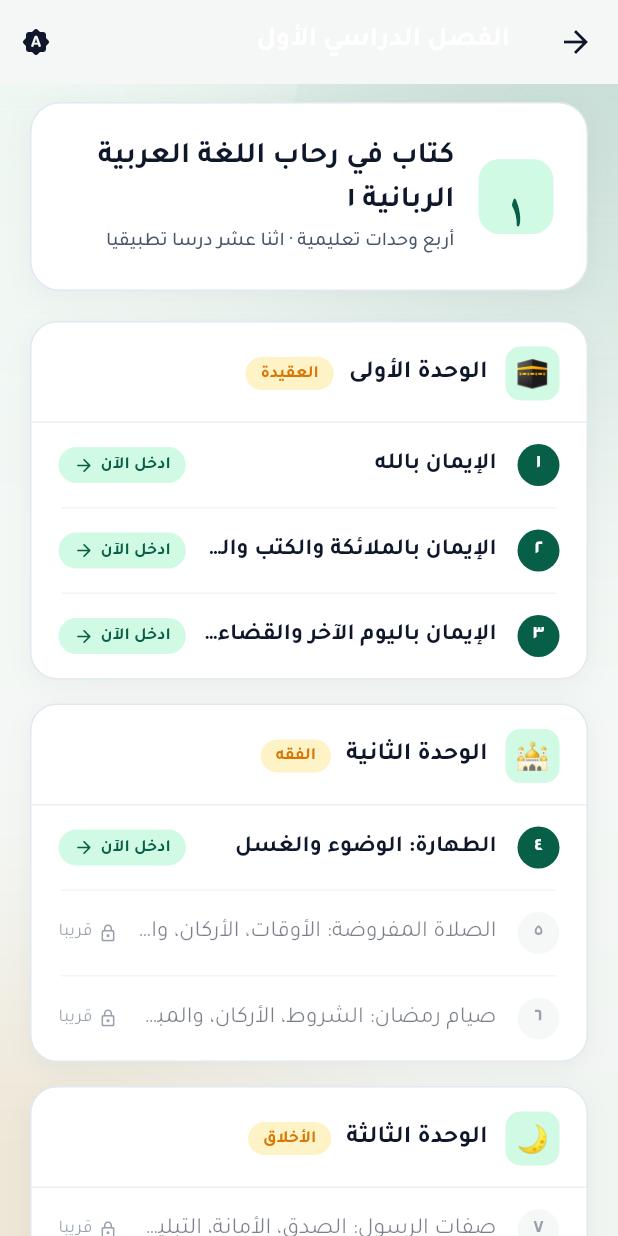
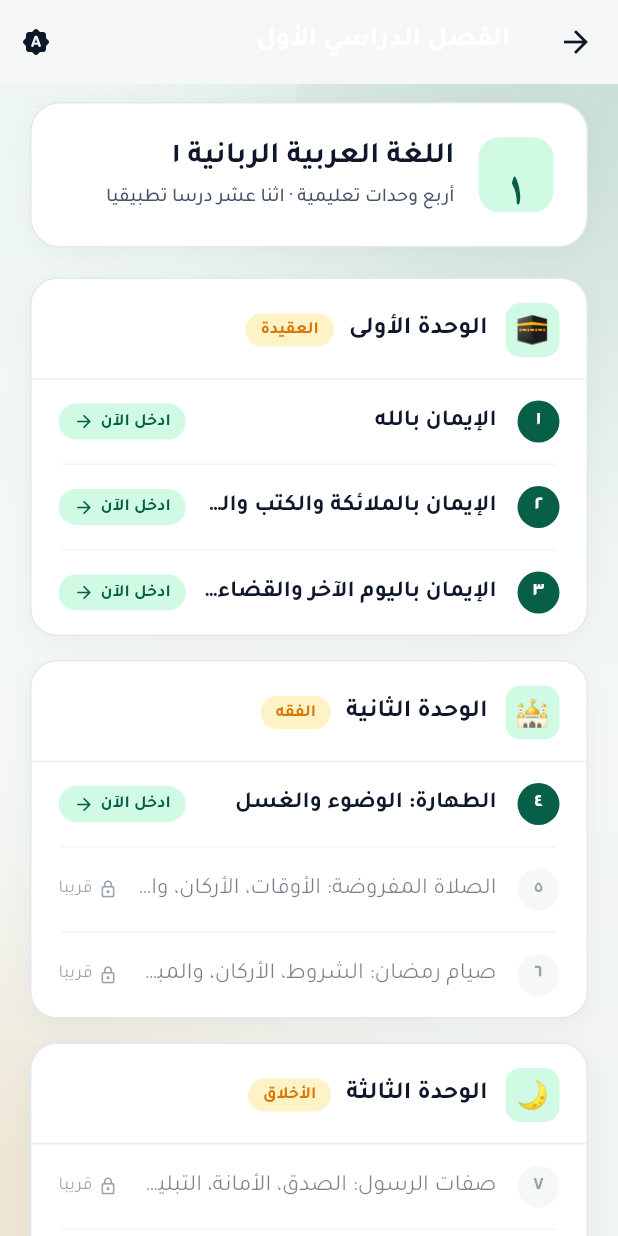
Before and after one commit to muzzammilKIAS/rabbaniyyah_app, a Flutter app: the Semester1Screen screen opened directly, on a phone screen of 412 x 824 dp. Run offline on Flutter 3.47's test engine with Material 3 defaults, Android fonts, the phone set to English and light mode, and no system bars; our stand-ins replace flutter_tts, just_audio, shared_preferences, video_player; missing offline and left inert: dart:html; accounts and stored records are empty; statements that could not run were skipped.

Commit message:
fix: correct semester 1 chapter title text
Remove the outdated "كتاب في رحاب" prefix, keeping just
"اللغة العربية الربانية ١" to match the intended cover title.

Co-Authored-By: Claude Sonnet 5 <noreply@anthropic.com>

```diff
--- a/lib/screens/semester1_screen.dart
+++ b/lib/screens/semester1_screen.dart
@@ -102,7 +102,7 @@ class _Semester1ScreenState extends State<Semester1Screen> with SingleTickerProv
                                 crossAxisAlignment: CrossAxisAlignment.start,
                                 children: [
                                   Text(
-                                    'كتاب في رحاب اللغة العربية الربانية ١',
+                                    'اللغة العربية الربانية ١',
                                     style: TextStyle(
                                       fontFamily: AppTheme.uiFont,
                                       fontWeight: FontWeight.w800,
```
